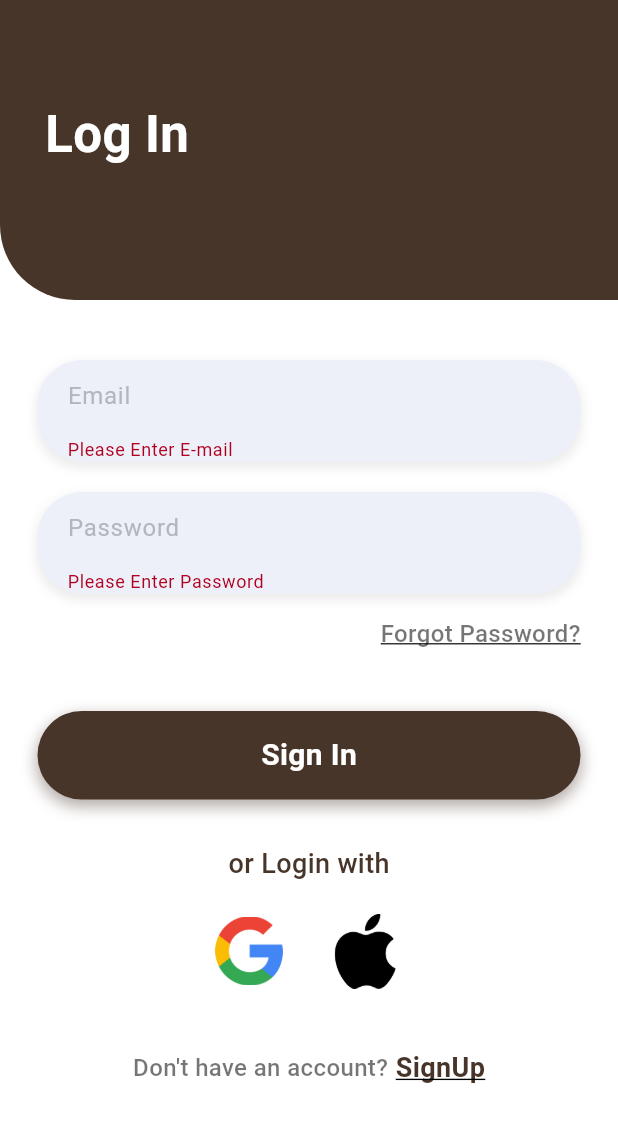
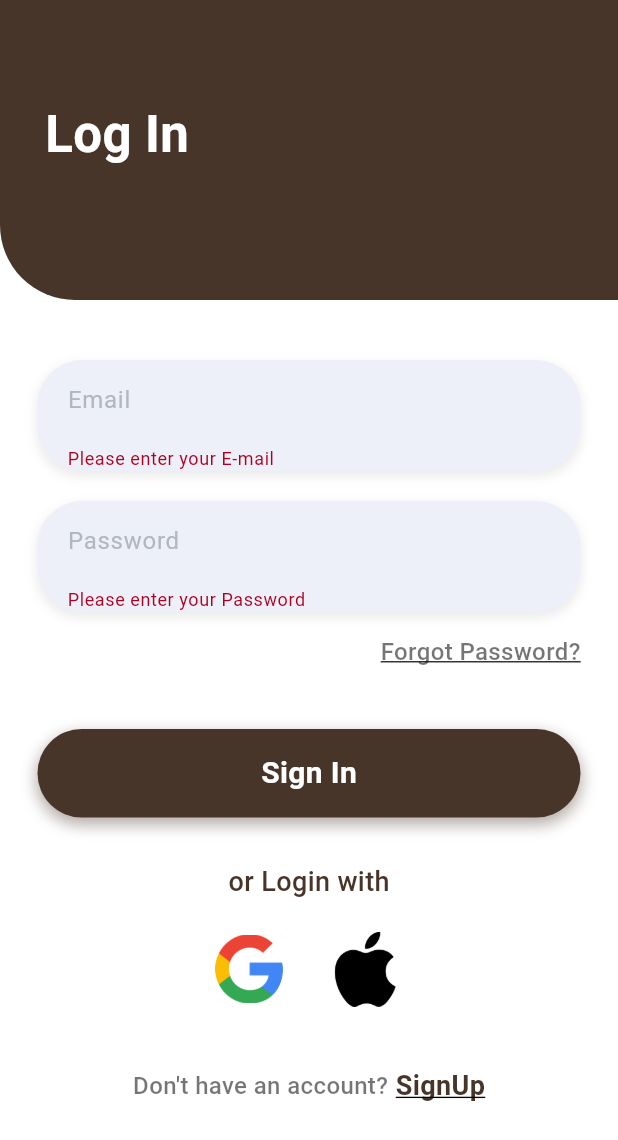
Before and after one commit to yasrab41/elderly_application, a Flutter app: the Login screen opened directly, after a tap on "Sign In", on a phone screen of 412 x 824 dp. Shown: the top 1140 px of the screen. Run offline on Flutter 3.47's test engine with Material 3 defaults, Android fonts, the phone set to English and light mode, and no system bars; our stand-ins replace cloud_firestore, curved_navigation_bar, firebase_auth, firebase_core, flutter_local_notifications, flutter_riverpod and 4 more; accounts and stored records are empty.

Commit message:
Sign up and login update

```diff
--- a/lib/features/authentication/screens/forgot_password.dart
+++ b/lib/features/authentication/screens/forgot_password.dart
@@ -1,4 +1,4 @@
-import 'package:elderly_prototype_app/features/authentication/screens/signup2.dart';
+import 'package:elderly_prototype_app/features/authentication/screens/signup.dart';
 import 'package:firebase_auth/firebase_auth.dart';
 import 'package:flutter/material.dart';
 
--- a/lib/features/authentication/screens/login.dart
+++ b/lib/features/authentication/screens/login.dart
@@ -7,6 +7,9 @@ import 'package:elderly_prototype_app/features/authentication/screens/signup.dar
 import 'package:firebase_auth/firebase_auth.dart';
 import 'package:flutter/material.dart';
 
+// You need a file at this path for Google sign-in
+// import 'package:elderly_prototype_app/features/authentication/data/auth_methods.dart';
+
 class Login extends StatefulWidget {
   const Login({super.key});
 
@@ -15,53 +18,73 @@ class Login extends StatefulWidget {
 }
 
 class _LoginState extends State<Login> {
-  // Define the primary color based on the user's request
+  // Color Palette
   final Color _primaryColor = const Color(0xFF48352A);
   final Color _textFieldBackground = const Color(0xFFedf0f8);
   final Color _hintTextColor = const Color(0xFFb2b7bf);
 
-  String email = "", password = "";
-
+  // Controllers and Key
   TextEditingController mailcontroller = TextEditingController();
   TextEditingController passwordcontroller = TextEditingController();
-
   final _formkey = GlobalKey<FormState>();
 
+  // Regex for basic email format validation
+  static final RegExp _emailRegExp = RegExp(
+      r"^[a-zA-Z0-9.a-zA-Z0-9!#$%&'*+-/=?^_`{|}~]+@[a-zA-Z0-9]+\.[a-zA-Z]+");
+
+  // 🚀 FIX: Function to handle Login logic
   userLogin() async {
+    // 1. Validate the form first
     if (_formkey.currentState!.validate()) {
-      setState(() {
-        email = mailcontroller.text;
-        password = passwordcontroller.text;
-      });
+      _formkey.currentState!
+          .save(); // Ensure 'onSaved' is called if you were using it
+
+      // Update state for clear variable usage (optional but clean)
+      String email = mailcontroller.text.trim();
+      String password = passwordcontroller.text.trim();
 
       try {
         await FirebaseAuth.instance
             .signInWithEmailAndPassword(email: email, password: password);
-        Navigator.push(context,
+
+        // Success: Navigate to the home screen
+        Navigator.pushReplacement(context,
             MaterialPageRoute(builder: (context) => const StartScreen()));
       } on FirebaseAuthException catch (e) {
+        String errorMessage;
+
         if (e.code == 'user-not-found') {
-          ScaffoldMessenger.of(context).showSnackBar(const SnackBar(
-              backgroundColor: Colors.orangeAccent,
-              content: Text(
-                "No User Found for that Email",
-                style: TextStyle(fontSize: 18.0),
-              )));
+          errorMessage = "No user found for that email.";
         } else if (e.code == 'wrong-password') {
-          ScaffoldMessenger.of(context).showSnackBar(const SnackBar(
-              backgroundColor: Colors.orangeAccent,
-              content: Text(
-                "Wrong Password Provided by User",
-                style: TextStyle(fontSize: 18.0),
-              )));
+          errorMessage = "Incorrect password. Please try again.";
+        } else if (e.code == 'invalid-email') {
+          // This covers the 'badly formatted email' error from the logs
+          errorMessage = "The email address is badly formatted.";
+        } else {
+          errorMessage = "Login failed. Check your credentials and try again.";
         }
+
+        // Show the error message to the user
+        ScaffoldMessenger.of(context).showSnackBar(SnackBar(
+            backgroundColor: Colors.redAccent,
+            content: Text(
+              errorMessage,
+              style: const TextStyle(fontSize: 16.0, color: Colors.white),
+            )));
+      } catch (e) {
+        // Handle general exceptions (e.g., network issues)
+        ScaffoldMessenger.of(context).showSnackBar(SnackBar(
+            backgroundColor: Colors.red,
+            content: Text(
+              "An unexpected error occurred: ${e.toString()}",
+              style: const TextStyle(fontSize: 16.0, color: Colors.white),
+            )));
       }
     }
   }
 
   @override
   Widget build(BuildContext context) {
-    // Wrap content in SingleChildScrollView to prevent overflow
     return Scaffold(
       backgroundColor: Colors.white,
       body: SingleChildScrollView(
@@ -112,15 +135,30 @@ class _LoginState extends State<Login> {
                             ),
                           ]),
                       child: TextFormField(
+                        controller: mailcontroller,
+                        keyboardType: TextInputType.emailAddress, // Better UX
+                        // 🚀 FIX: Explicit Email Validation
                         validator: (value) {
                           if (value == null || value.isEmpty) {
-                            return 'Please Enter E-mail';
+                            return 'Please enter your E-mail';
+                          }
+                          if (!_emailRegExp.hasMatch(value.trim())) {
+                            return 'Enter a valid email address'; // Fixes the logged error
                           }
                           return null;
                         },
-                        controller: mailcontroller,
                         decoration: InputDecoration(
+                            // 🚀 FIX: Removed all borders for clean look
                             border: InputBorder.none,
+                            enabledBorder: InputBorder.none,
+                            focusedBorder: InputBorder.none,
+                            errorBorder: InputBorder.none,
+                            focusedErrorBorder: InputBorder.none,
+
+                            // Added padding to prevent content/hint from touching box top/bottom
+                            contentPadding:
+                                const EdgeInsets.symmetric(vertical: 15.0),
+                            isDense: true,
                             hintText: "Email",
                             hintStyle: TextStyle(
                                 color: _hintTextColor, fontSize: 16.0)),
@@ -147,13 +185,21 @@ class _LoginState extends State<Login> {
                         controller: passwordcontroller,
                         validator: (value) {
                           if (value == null || value.isEmpty) {
-                            return 'Please Enter Password';
+                            return 'Please enter your Password';
                           }
                           return null;
                         },
                         obscureText: true,
                         decoration: InputDecoration(
+                            // 🚀 FIX: Removed all borders for clean look
                             border: InputBorder.none,
+                            enabledBorder: InputBorder.none,
+                            focusedBorder: InputBorder.none,
+                            errorBorder: InputBorder.none,
+                            focusedErrorBorder: InputBorder.none,
+                            contentPadding:
+                                const EdgeInsets.symmetric(vertical: 15.0),
+                            isDense: true,
                             hintText: "Password",
                             hintStyle: TextStyle(
                                 color: _hintTextColor, fontSize: 16.0)),
@@ -189,6 +235,7 @@ class _LoginState extends State<Login> {
 
                     // --- Sign In Button (using Primary Color) ---
                     GestureDetector(
+                      // 🚀 FIX: Calling the login function
                       onTap: userLogin,
                       child: Container(
                           width: MediaQuery.of(context).size.width,
@@ -237,10 +284,10 @@ class _LoginState extends State<Login> {
               children: [
                 GestureDetector(
                   onTap: () {
+                    // Assuming AuthMethods().signInWithGoogle is correctly defined
                     AuthMethods().signInWithGoogle(context);
                   },
                   child: Image.asset(
-                    // Note: Ensure your assets path is correct
                     "assets/images/google.png",
                     height: 45,
                     width: 45,
@@ -253,7 +300,6 @@ class _LoginState extends State<Login> {
                     // AuthMethods().signInWithApple();
                   },
                   child: Image.asset(
-                    // Note: Ensure your assets path is correct
                     "assets/images/apple1.png",
                     height: 50,
                     width: 50,
--- a/lib/features/authentication/screens/login3.dart
+++ b/lib/features/authentication/screens/login3.dart
@@ -175,6 +175,8 @@ class _LoginState extends State<Login> {
         decoration: InputDecoration(
           prefixIcon: Icon(icon, color: _hintTextColor.withOpacity(0.7)),
           border: InputBorder.none,
+          enabledBorder: InputBorder.none,
+          focusedBorder: InputBorder.none,
           hintText: hintText,
           hintStyle: TextStyle(color: _hintTextColor, fontSize: 16.0),
         ),
@@ -246,7 +248,7 @@ class _LoginState extends State<Login> {
                         _buildTextField(
                           controller: mailcontroller,
                           hintText:
-                              "Username", // Changed from Email to match image
+                              "Email", // Changed from Email to match image
                           icon: Icons.person_outline,
                         ),
 
--- a/lib/features/authentication/screens/signup3.dart
+++ b/lib/features/authentication/screens/signup3.dart
@@ -168,6 +168,8 @@ class _SignUpState extends State<SignUp> {
           prefixIcon: Icon(icon, color: _hintTextColor.withOpacity(0.7)),
           border: InputBorder.none,
           hintText: hintText,
+          enabledBorder: InputBorder.none,
+          focusedBorder: InputBorder.none,
           hintStyle: TextStyle(color: _hintTextColor, fontSize: 16.0),
         ),
       ),
--- a/lib/features/medicine_reminders/screens/add_reminder_page.dart
+++ b/lib/features/medicine_reminders/screens/add_reminder_page.dart
@@ -217,7 +217,7 @@ class _AddReminderPageState extends ConsumerState<AddReminderPage> {
                       fontSize: 16)),
               const SizedBox(height: 8),
               Container(
-                padding: const EdgeInsets.fromLTRB(8, 0, 8, 0),
+                padding: const EdgeInsets.fromLTRB(8, 5, 8, 1),
                 // decoration: BoxDecoration(
                 //     // color: Colors.white,
                 //     borderRadius: BorderRadius.circular(12),
--- a/lib/main.dart
+++ b/lib/main.dart
@@ -1,3 +1,5 @@
+import 'package:elderly_prototype_app/features/authentication/screens/signup.dart';
+import 'package:elderly_prototype_app/features/dashboard/screens/start_screen.dart';
 import 'package:elderly_prototype_app/firebase_options.dart';
 // Note: Keeping the signup import, but it won't be the home for now
 // import 'package:elderly_prototype_app/features/authentication/screens/signup3.dart';
@@ -41,7 +43,7 @@ class MyApp extends StatelessWidget {
       // 2. Set the requested Home Screen
       // NOTE: Temporarily set to ReminderListPage as requested.
       //       Later, this will likely be your HomeScreen or LoginScreen.
-      home: const ReminderListPage(), // <--- UPDATED
+      home: const SignUp(), // <--- UPDATED
     );
   }
 }
```
Also changed, not shown: lib/features/authentication/screens/signup.dart (+27 -4 lines), lib/features/dashboard/screens/home_screen.dart (+47 -21 lines).
